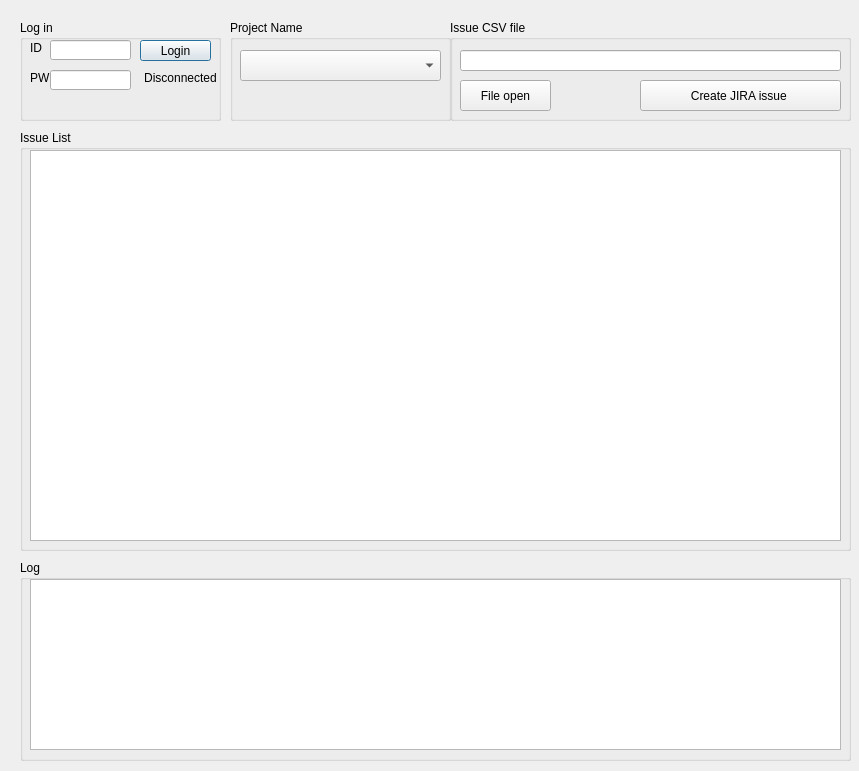
Before: the Qt Designer form JIRA_uploader.ui in asomu/jira_creator, drawn with Qt 5.
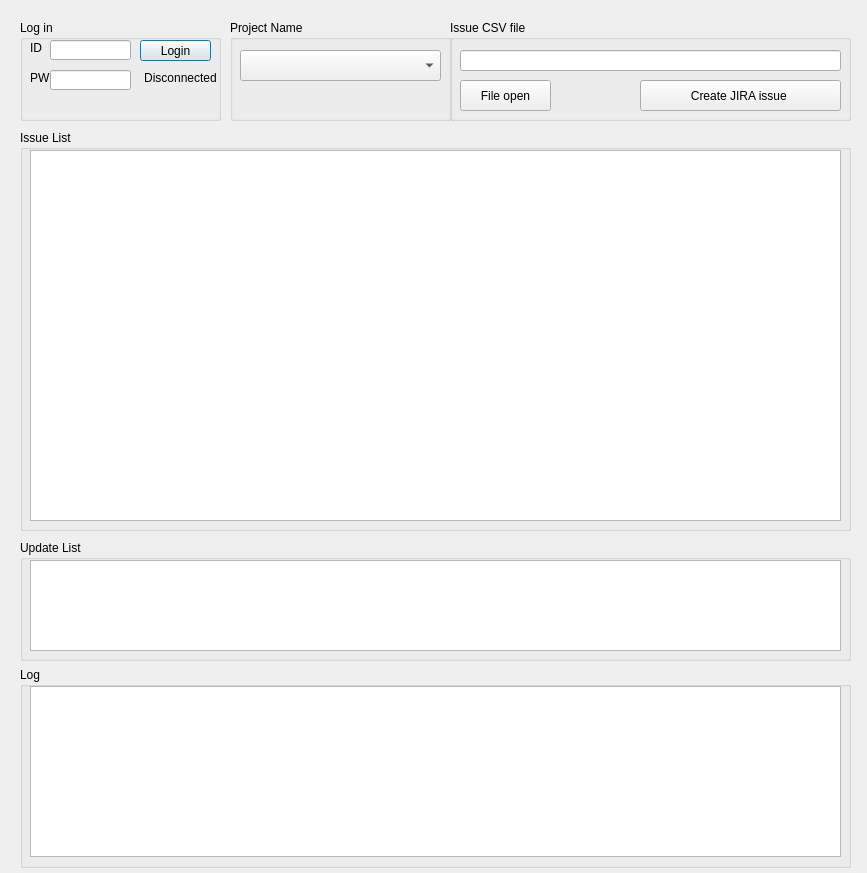
After: the same form once the commit is applied. Icons and pictures are not drawn.

Commit message: Add jira status updating feature

Patch:
```diff
--- a/JIRA_uploader.ui
+++ b/JIRA_uploader.ui
@@ -6,8 +6,8 @@
    <rect>
     <x>0</x>
     <y>0</y>
-    <width>859</width>
-    <height>771</height>
+    <width>867</width>
+    <height>873</height>
    </rect>
   </property>
   <property name="windowTitle">
@@ -44,7 +44,7 @@
    <property name="geometry">
     <rect>
      <x>20</x>
-     <y>560</y>
+     <y>667</y>
      <width>831</width>
      <height>201</height>
     </rect>
@@ -224,7 +224,7 @@
      <x>20</x>
      <y>130</y>
      <width>831</width>
-     <height>421</height>
+     <height>401</height>
     </rect>
    </property>
    <property name="title">
@@ -236,7 +236,30 @@
       <x>10</x>
       <y>20</y>
       <width>811</width>
-      <height>391</height>
+      <height>371</height>
+     </rect>
+    </property>
+   </widget>
+  </widget>
+  <widget class="QGroupBox" name="groupBox_5">
+   <property name="geometry">
+    <rect>
+     <x>20</x>
+     <y>540</y>
+     <width>831</width>
+     <height>121</height>
+    </rect>
+   </property>
+   <property name="title">
+    <string>Update List</string>
+   </property>
+   <widget class="QTableWidget" name="tableWidget_update">
+    <property name="geometry">
+     <rect>
+      <x>10</x>
+      <y>20</y>
+      <width>811</width>
+      <height>91</height>
      </rect>
     </property>
    </widget>
```
The commit also changes 2 other files.
